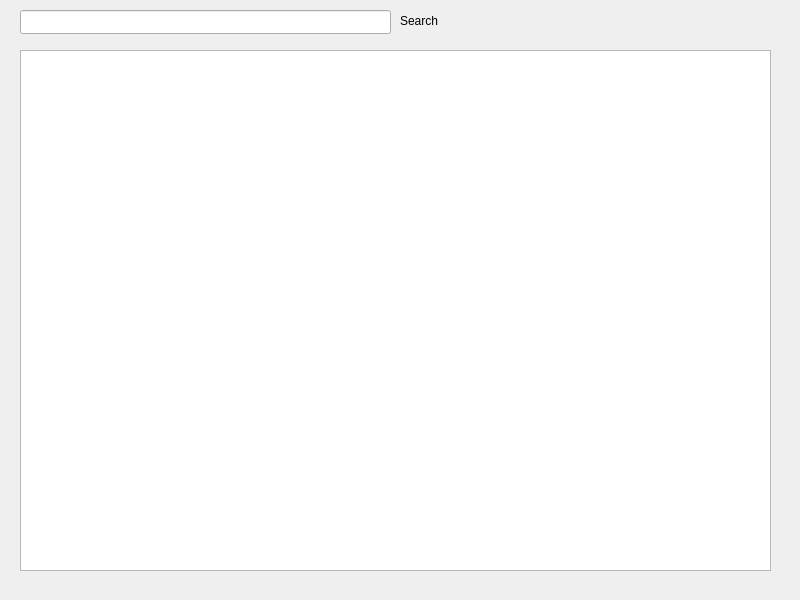
Above: hotel/roomswindow/roomswindow.ui from jgtim/itvitae-cpp-hotelrestaurantapplication before the change. Below: the same form after it.
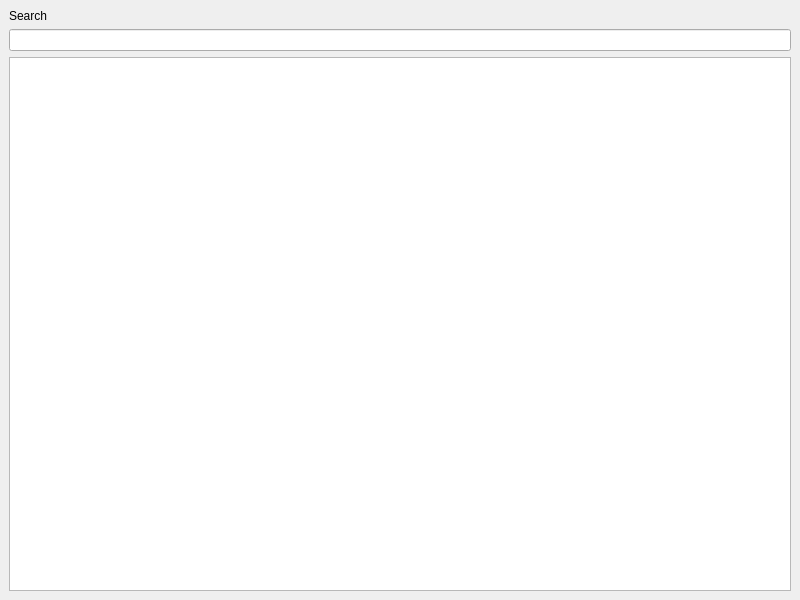
That is the form after the change.

Commit message: Tabel expands en correcte Excel info

```diff
--- a/hotel/roomswindow/roomswindow.ui
+++ b/hotel/roomswindow/roomswindow.ui
@@ -14,39 +14,21 @@
    <string>RoomsWindow</string>
   </property>
   <widget class="QWidget" name="widget">
-   <widget class="QTableView" name="roomsTableView">
-    <property name="geometry">
-     <rect>
-      <x>20</x>
-      <y>50</y>
-      <width>751</width>
-      <height>521</height>
-     </rect>
-    </property>
-   </widget>
-   <widget class="QLineEdit" name="roomSearchLineEdit">
-    <property name="geometry">
-     <rect>
-      <x>20</x>
-      <y>10</y>
-      <width>371</width>
-      <height>24</height>
-     </rect>
-    </property>
-   </widget>
+   <layout class="QVBoxLayout" name="verticalLayout">
+    <item>
    <widget class="QLabel" name="label">
-    <property name="geometry">
-     <rect>
-      <x>400</x>
-      <y>10</y>
-      <width>51</width>
-      <height>21</height>
-     </rect>
-    </property>
     <property name="text">
      <string>Search</string>
     </property>
    </widget>
+    </item>
+    <item>
+     <widget class="QLineEdit" name="roomSearchLineEdit"/>
+    </item>
+    <item>
+     <widget class="QTableView" name="roomsTableView"/>
+    </item>
+   </layout>
   </widget>
  </widget>
  <resources/>
```
Lines whose indentation alone changed are shown as unchanged. The commit also changes 1 other file.
